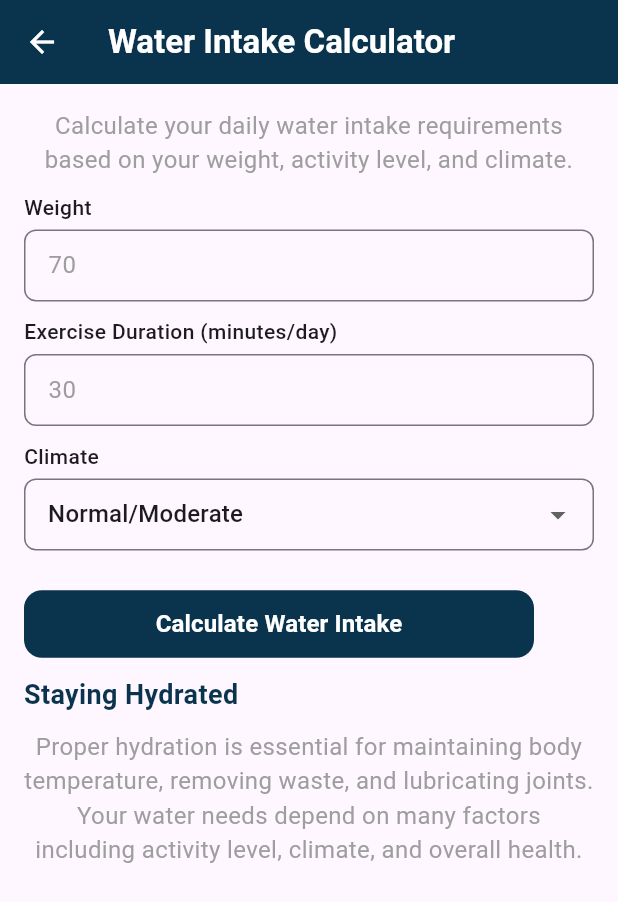
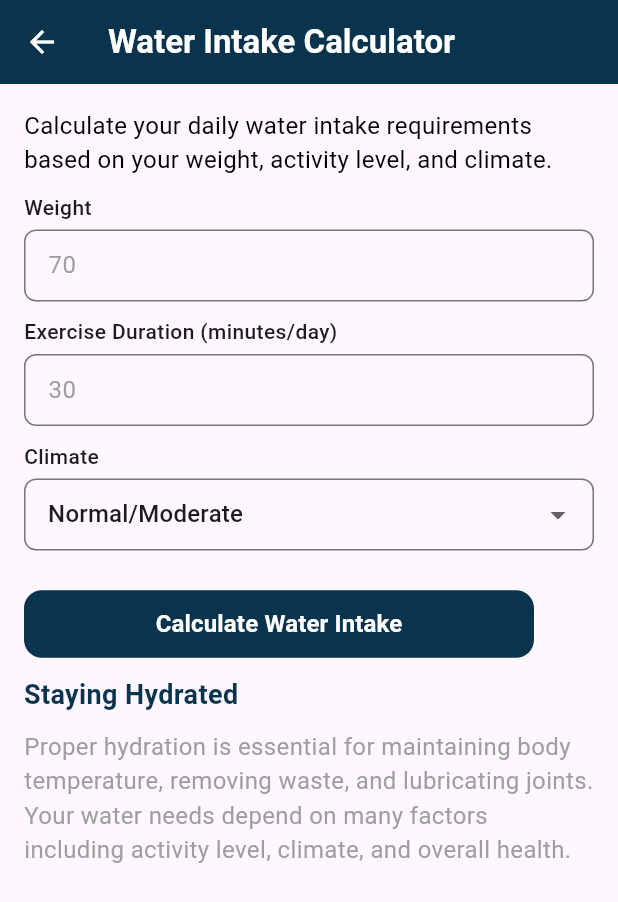
Before and after one commit to Hamid-Raza-22/Online-Calculator-Hub, a Flutter app: the screen it shows after launch, after a tap on "Water Intake", on a phone screen of 412 x 824 dp. Shown: the top 902 px of the screen. Run offline on Flutter 3.47's test engine with Material 3 defaults, Android fonts, the phone set to English and light mode, and no system bars; our stand-ins replace get.

```diff
--- a/lib/screens/BMI Calculator/BMI_calculator_view.dart
+++ b/lib/screens/BMI Calculator/bmi_calculator_view.dart
@@ -1,6 +1,5 @@
 import 'package:flutter/material.dart';
 import 'package:get/get.dart';
-import 'package:get/get_core/src/get_main.dart';
 import 'package:online_calculator_hub/utils/Constants/colors.dart';
 import 'package:online_calculator_hub/widgets/CustomInputFeild.dart';
 import 'package:online_calculator_hub/widgets/Text_widget.dart';
--- a/lib/screens/Calories Calculator/Calories_calculator_view.dart
+++ b/lib/screens/Calories Calculator/calories_calculator_view.dart
@@ -31,7 +31,6 @@ class CaloriesCalculatorView extends StatelessWidget {
                     "Calculate your daily calorie needs based on your age, gender, weight, height, and activity level.",
                 fontSize: 16,
                 weight: FontWeight.normal,
-                textcolor: Colors.black26,
               ),
               CustomDropdown(
                 label: "Gender",
--- a/lib/screens/Water Intake/water_intake_view.dart
+++ b/lib/screens/Water Intake/water_intake_view.dart
@@ -32,7 +32,8 @@ class WaterIntakeView extends StatelessWidget {
                     "Calculate your daily water intake requirements based on your weight, activity level, and climate.",
                 fontSize: 16,
                 weight: FontWeight.normal,
-                textcolor: Colors.grey,
+                textcolor: Colors.black,
+                align: TextAlign.start,
               ),
 
               CustomInputField(
@@ -51,10 +52,27 @@ class WaterIntakeView extends StatelessWidget {
                 items: ["Normal/Moderate", "Hot/Humid", "Cold/Dry"],
                 onChanged: (value) => () {},
               ),
-              SizedBox(height: 5,),
-              CustomTextButton(text: "Calculate Water Intake", onPressed:(){}, buttonColor:AppColors.PrimaryColor,textColor: Colors.white,),
-              TextWidget(text: "Staying Hydrated", fontSize: 18, weight: FontWeight.w600,textcolor: AppColors.PrimaryColor,),
-              TextWidget(text: "Proper hydration is essential for maintaining body temperature, removing waste, and lubricating joints. Your water needs depend on many factors including activity level, climate, and overall health.", fontSize: 16, weight: FontWeight.normal,textcolor: Colors.grey,)
+              SizedBox(height: 5),
+              CustomTextButton(
+                text: "Calculate Water Intake",
+                onPressed: () {},
+                buttonColor: AppColors.PrimaryColor,
+                textColor: Colors.white,
+              ),
+              TextWidget(
+                text: "Staying Hydrated",
+                fontSize: 18,
+                weight: FontWeight.w600,
+                textcolor: AppColors.PrimaryColor,
+              ),
+              TextWidget(
+                text:
+                    "Proper hydration is essential for maintaining body temperature, removing waste, and lubricating joints. Your water needs depend on many factors including activity level, climate, and overall health.",
+                fontSize: 16,
+                weight: FontWeight.normal,
+                textcolor: Colors.grey,
+                align: TextAlign.start,
+              ),
             ],
           ),
         ),
--- a/lib/widgets/Text_widget.dart
+++ b/lib/widgets/Text_widget.dart
@@ -4,6 +4,7 @@ class TextWidget extends StatelessWidget {
   final String text;
   final Color textcolor;
   final double fontSize;
+  final TextAlign align;
   final FontWeight weight;
 
 
@@ -12,13 +13,13 @@ class TextWidget extends StatelessWidget {
     required this.text,
     required this.fontSize,
     required this.weight,
-    this.textcolor=Colors.black,
+    this.textcolor=Colors.black,  this.align=TextAlign.center,
   });
 
   @override
   Widget build(BuildContext context) {
     return Text(
-      textAlign:TextAlign.center,
+      textAlign:align,
       softWrap: true,
       text,
       style: TextStyle(
--- a/lib/widgets/custom_grid_view.dart
+++ b/lib/widgets/custom_grid_view.dart
@@ -2,8 +2,8 @@ import 'package:flutter/material.dart';
 import 'package:get/get.dart';
 import 'package:get/get_core/src/get_main.dart';
 import 'package:online_calculator_hub/screens/Age%20Calculator/age_calculator_view.dart';
-import 'package:online_calculator_hub/screens/BMI%20Calculator/BMI_calculator_view.dart';
-import 'package:online_calculator_hub/screens/Calories%20Calculator/Calories_calculator_view.dart';
+import 'package:online_calculator_hub/screens/BMI%20Calculator/bmi_calculator_view.dart';
+import 'package:online_calculator_hub/screens/Calories%20Calculator/calories_calculator_view.dart';
 import 'package:online_calculator_hub/screens/Case%20Convertor/case_convertor_view.dart';
 import 'package:online_calculator_hub/screens/Countdown%20Timer/countdown_timer_view.dart';
 import 'package:online_calculator_hub/screens/Date%20Difference/date_difference_view.dart';
@@ -13,7 +13,9 @@ import 'package:online_calculator_hub/screens/Temperature%20Convertor/temperatur
 import 'package:online_calculator_hub/screens/Water%20Intake/water_intake_view.dart';
 import 'package:online_calculator_hub/screens/Weight%20Convertor/weight_convertor_view.dart';
 import 'package:online_calculator_hub/screens/Word%20Counter/word_counter_view.dart';
+import 'package:online_calculator_hub/utils/Constants/colors.dart';
 import 'package:online_calculator_hub/utils/Constants/toolsTexts.dart';
+import 'package:online_calculator_hub/widgets/Text_widget.dart';
 import 'package:online_calculator_hub/widgets/custom_card_widget.dart';
 
 class CustomGridView extends StatelessWidget {
@@ -21,11 +23,16 @@ class CustomGridView extends StatelessWidget {
 
   @override
   Widget build(BuildContext context) {
-    return SingleChildScrollView(
+    return Padding(
+      padding: const EdgeInsets.only(bottom: 16.0),
       child: Column(
-        spacing: 10,
+        crossAxisAlignment: CrossAxisAlignment.start,
+
         children: [
-          Row(
+          TextWidget(text: "Health & Fitness Calculators", fontSize: 22, weight: FontWeight.bold,textcolor: AppColors.PrimaryColor,),
+          Padding(
+            padding: const EdgeInsets.only(bottom: 16.0),
+            child: Row(
               spacing: 8,
               children: [
                 BottomElevatedCard(
@@ -52,7 +59,11 @@ class CustomGridView extends StatelessWidget {
                 ),
               ],
             ),
-          Row(
+          ),
+          TextWidget(text: "Date & Time Calculators", fontSize: 22, weight: FontWeight.bold,textcolor: AppColors.PrimaryColor,),
+          Padding(
+            padding: const EdgeInsets.only(bottom: 16.0),
+            child: Row(
               spacing: 8,
               children: [
                 BottomElevatedCard(
@@ -78,7 +89,11 @@ class CustomGridView extends StatelessWidget {
                 ),
               ],
             ),
-          Row(
+          ),
+          TextWidget(text: "Unit Converters", fontSize: 22, weight: FontWeight.bold,textcolor: AppColors.PrimaryColor,),
+          Padding(
+            padding: const EdgeInsets.only(bottom: 16.0),
+            child: Row(
               spacing: 8,
               children: [
                 BottomElevatedCard(
@@ -105,7 +120,11 @@ class CustomGridView extends StatelessWidget {
                 ),
               ],
             ),
-          Row(
+          ),
+          TextWidget(text: "Text & Web Tools", fontSize: 22, weight: FontWeight.bold,textcolor: AppColors.PrimaryColor,),
+          Padding(
+            padding: const EdgeInsets.only(bottom: 16.0),
+            child: Row(
               spacing: 8,
               children: [
                 BottomElevatedCard(
@@ -131,6 +150,7 @@ class CustomGridView extends StatelessWidget {
                 ),
               ],
             ),
+          ),
         ],
       ),
     );
```
Also changed, not shown: lib/screens/Word Counter/word_counter_view.dart (+9 -5 lines), lib/widgets/customSlider.dart (+33 -11 lines). Lines whose indentation alone changed are shown as unchanged.
